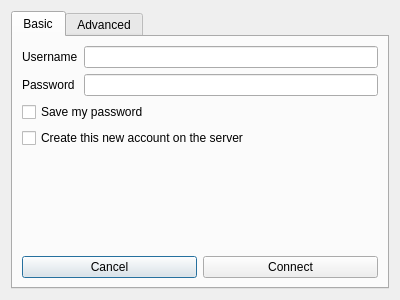
Old version of the form CamelBabel/SettingsDialog.ui in the repository dennajort/babel.
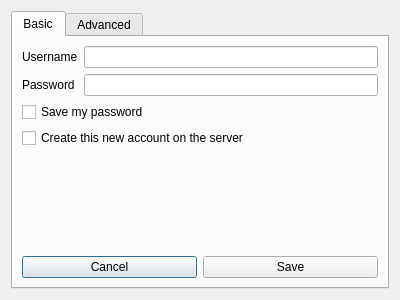
New version of the form. The open tabs and pages were chosen to show the change.

```diff
--- a/CamelBabel/SettingsDialog.ui
+++ b/CamelBabel/SettingsDialog.ui
@@ -110,7 +110,7 @@
          <item>
           <widget class="QPushButton" name="connectButton">
            <property name="text">
-            <string>Connect</string>
+            <string>Save</string>
            </property>
           </widget>
          </item>
```
Left out of the diff: 23 changed lines with no effect on the pictures.
